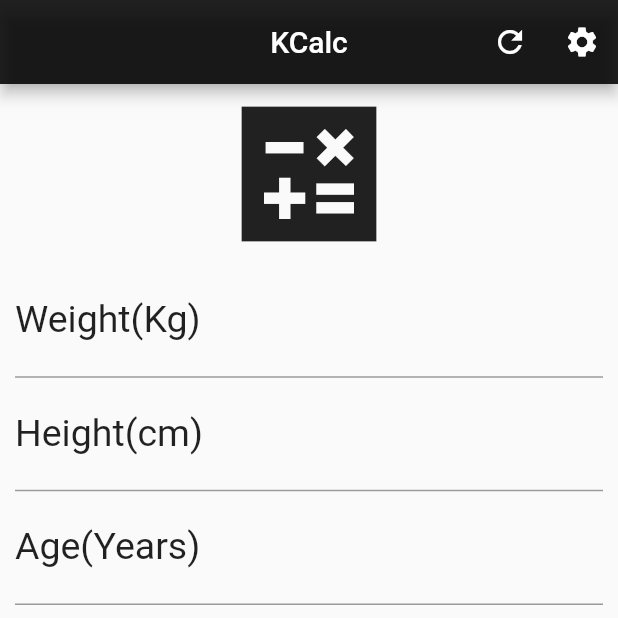
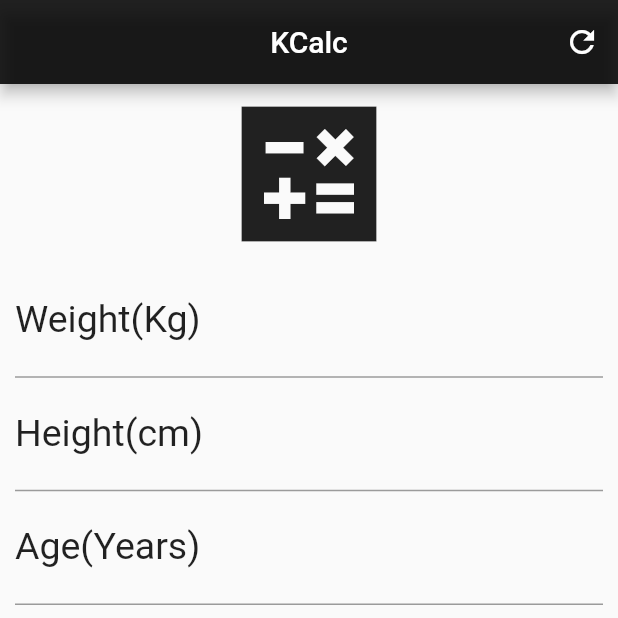
Before and after one commit to luccanog/kcalculadora, a Flutter app: the screen it shows after launch, on a phone screen of 412 x 824 dp, the top half of it. Run offline on Flutter 3.47's test engine with Material 2 defaults, Android fonts, the phone set to English and light mode, and no system bars.

Commit message:
adding todo

```diff
--- a/lib/main.dart
+++ b/lib/main.dart
@@ -69,10 +69,15 @@ class _HomeState extends State<Home> {
                 icon: Icon(Icons.refresh),
                 onPressed: _resetFields,
               ),
-              IconButton(
-                icon: Icon(Icons.settings),
-                onPressed: () {},
-              )
+
+
+              /** @todo: settings button */
+              // IconButton(
+              //   icon: Icon(Icons.settings),
+              //   onPressed: () {},
+              // )
+
+
             ]),
         body: SingleChildScrollView(
           padding: EdgeInsets.fromLTRB(10, 0, 10, 0),
```
